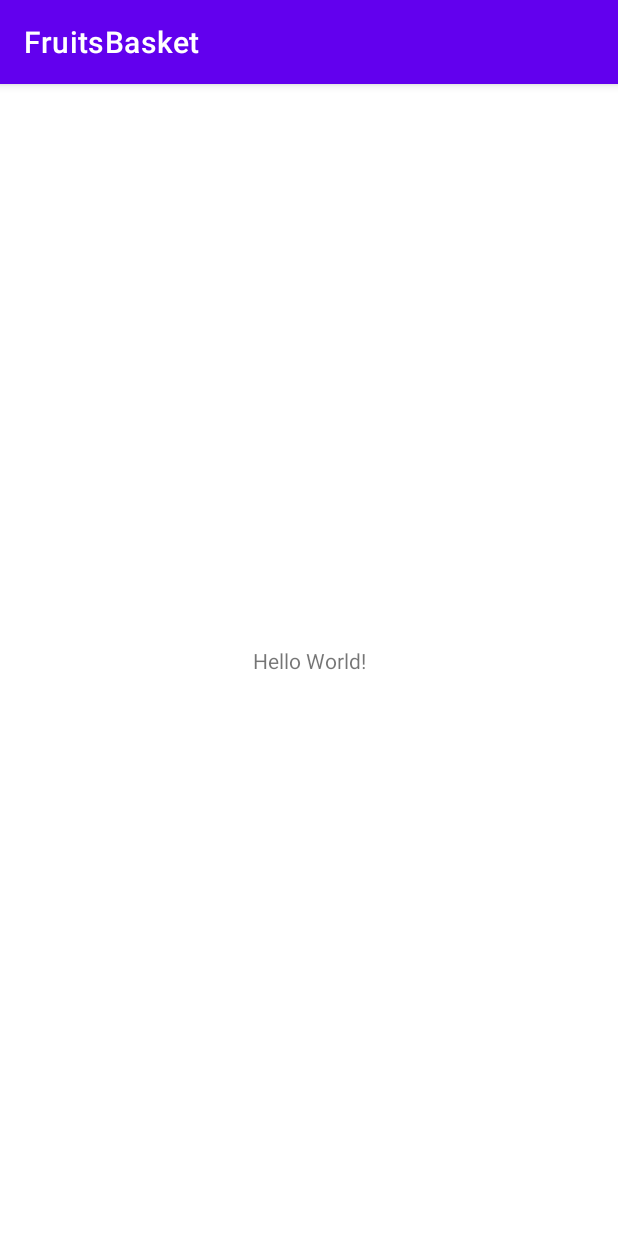
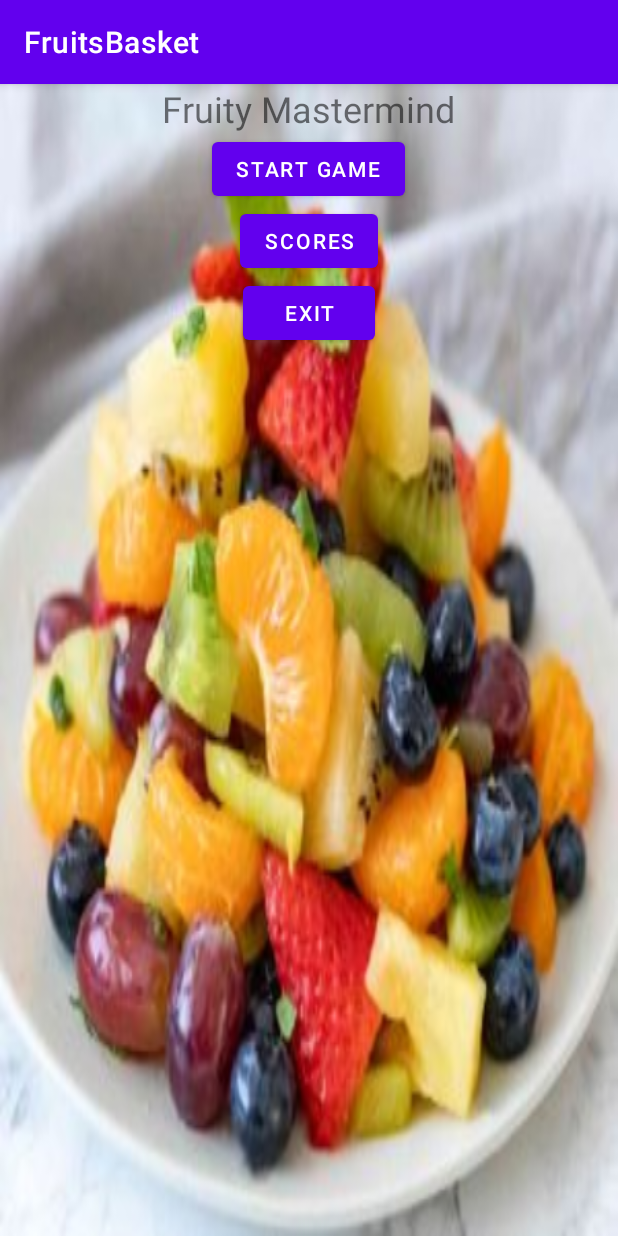
Before and after one commit to arcreane/masterfruit-fruit-basket, an Android app: the screen it shows after launch (MainActivity), on a phone screen of 412 x 824 dp. Run offline under Robolectric (Android 15) with nearby library versions, the phone set to English and light mode, and no system bars.

Commit message:
First Structure for Mastermind game (activities + classes)

```diff
--- a/app/src/main/AndroidManifest.xml
+++ b/app/src/main/AndroidManifest.xml
@@ -10,6 +10,12 @@
         android:supportsRtl="true"
         android:theme="@style/Theme.FruitsBasket">
         <activity
+            android:name=".Scores"
+            android:exported="false" />
+        <activity
+            android:name=".GamePlay"
+            android:exported="false" />
+        <activity
             android:name=".MainActivity"
             android:exported="true">
             <intent-filter>
--- a/app/src/main/java/com/example/fruitsbasket/MainActivity.java
+++ b/app/src/main/java/com/example/fruitsbasket/MainActivity.java
@@ -2,7 +2,9 @@ package com.example.fruitsbasket;
 
 import androidx.appcompat.app.AppCompatActivity;
 
+import android.content.Intent;
 import android.os.Bundle;
+import android.widget.Button;
 
 public class MainActivity extends AppCompatActivity {
 
@@ -10,5 +12,24 @@ public class MainActivity extends AppCompatActivity {
     protected void onCreate(Bundle savedInstanceState) {
         super.onCreate(savedInstanceState);
         setContentView(R.layout.activity_main);
+
+        Button m_startButton = findViewById(R.id.StartGameBtn);
+        Button m_scoresButton = findViewById(R.id.ScoresBtn);
+        Button m_quitButton = findViewById(R.id.ExitBtn);
+
+        m_quitButton.setOnClickListener(view ->{
+            finish();
+        } );
+
+        m_scoresButton.setOnClickListener(view -> {
+            Intent scores = new Intent(MainActivity.this, Scores.class);
+            startActivity(scores);
+        });
+
+        m_startButton.setOnClickListener(view -> {
+            Intent gameplay = new Intent(MainActivity.this, GamePlay.class);
+            startActivity(gameplay);
+        });
+
     }
 }
--- a/app/src/main/res/layout/activity_main.xml
+++ b/app/src/main/res/layout/activity_main.xml
@@ -1,18 +1,58 @@
 <?xml version="1.0" encoding="utf-8"?>
-<androidx.constraintlayout.widget.ConstraintLayout xmlns:android="http://schemas.android.com/apk/res/android"
+<RelativeLayout xmlns:android="http://schemas.android.com/apk/res/android"
     xmlns:app="http://schemas.android.com/apk/res-auto"
     xmlns:tools="http://schemas.android.com/tools"
     android:layout_width="match_parent"
     android:layout_height="match_parent"
-    tools:context=".MainActivity">
+    tools:context=".MainActivity"
+    android:background="@drawable/background">
 
-    <TextView
-        android:layout_width="wrap_content"
-        android:layout_height="wrap_content"
-        android:text="Hello World!"
-        app:layout_constraintBottom_toBottomOf="parent"
-        app:layout_constraintLeft_toLeftOf="parent"
-        app:layout_constraintRight_toRightOf="parent"
-        app:layout_constraintTop_toTopOf="parent" />
+    <LinearLayout
+        android:layout_width="match_parent"
+        android:layout_height="match_parent"
+        android:orientation="horizontal">
 
-</androidx.constraintlayout.widget.ConstraintLayout>
+        <ImageView
+            android:id="@+id/imageView"
+            android:layout_width="wrap_content"
+            android:layout_height="wrap_content"
+            android:layout_weight="1"/>
+
+        <LinearLayout
+            android:layout_width="match_parent"
+            android:layout_height="match_parent"
+            android:orientation="vertical">
+
+            <TextView
+                android:id="@+id/GameTitle"
+                android:layout_width="wrap_content"
+                android:layout_height="wrap_content"
+                android:layout_gravity="center"
+                android:text="Fruity Mastermind"
+                android:textSize="24sp" />
+
+            <Button
+                android:id="@+id/StartGameBtn"
+                android:layout_width="wrap_content"
+                android:layout_height="wrap_content"
+                android:layout_gravity="center"
+                android:text="Start Game" />
+
+            <Button
+                android:id="@+id/ScoresBtn"
+                android:layout_width="wrap_content"
+                android:layout_height="wrap_content"
+                android:layout_gravity="center"
+                android:text="Scores" />
+
+            <Button
+                android:id="@+id/ExitBtn"
+                android:layout_width="wrap_content"
+                android:layout_height="wrap_content"
+                android:layout_gravity="center"
+                android:text="Exit" />
+        </LinearLayout>
+    </LinearLayout>
+
+
+</RelativeLayout>
```
Also changed, not shown: app/src/main/java/com/example/fruitsbasket/GamePlay.java (added, +14 -0 lines), app/src/main/java/com/example/fruitsbasket/Scores.java (added, +14 -0 lines), app/src/main/res/layout/activity_game_play.xml (added, +21 -0 lines), app/src/main/res/layout/activity_scores.xml (added, +21 -0 lines), app/src/main/res/drawable-mdpi/background.jpeg (added), app/src/main/res/drawable-mdpi/images2.jpg (added).
